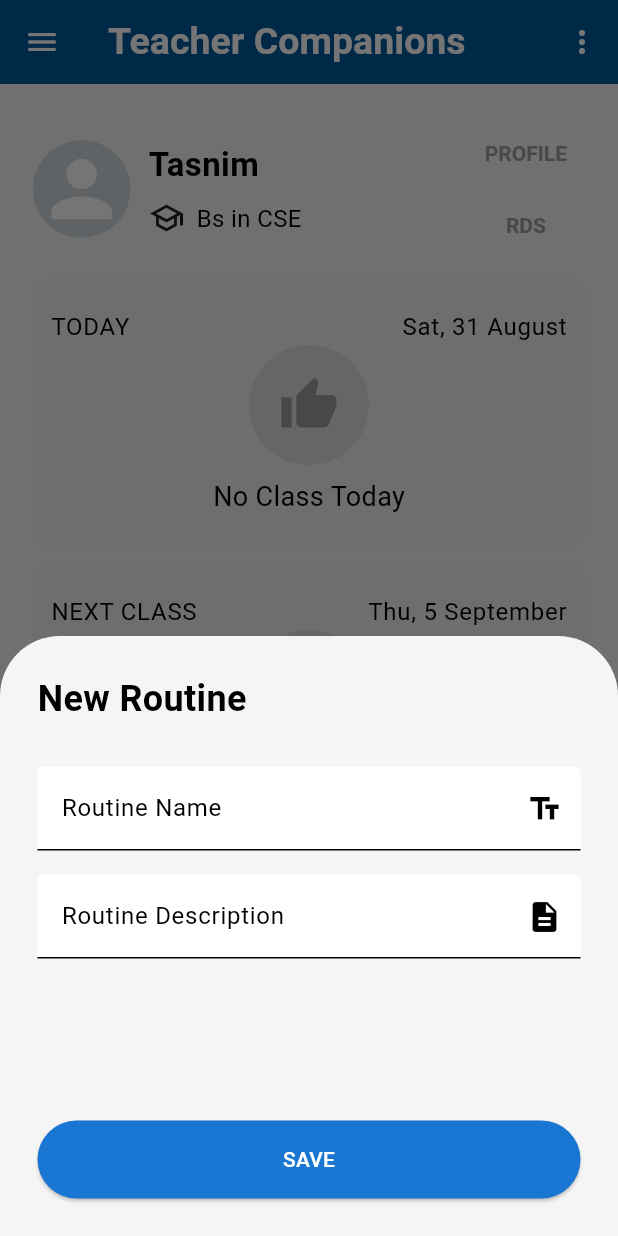
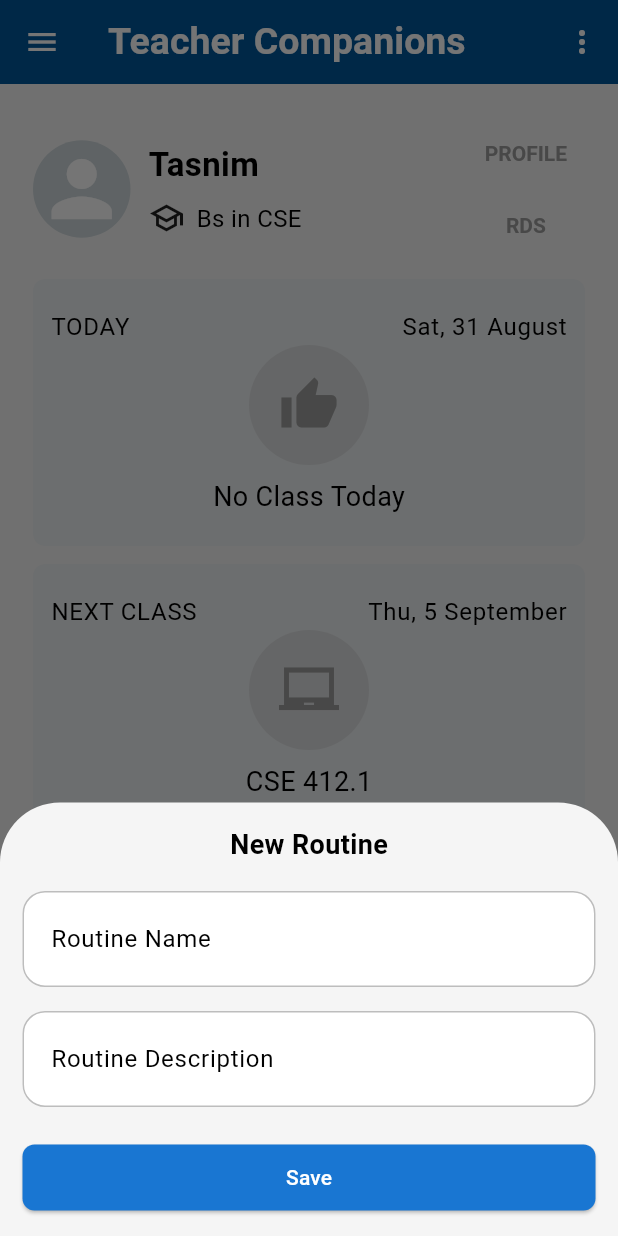
Before and after one commit to TasnimIslamRaisa/Class_Organizer, a Flutter app: the TeacherPanel screen opened directly, in the side drawer, after a tap on "ROUTINES", on a phone screen of 412 x 824 dp. Run offline on Flutter 3.47's test engine with Material 3 defaults, Android fonts, the phone set to English and light mode, and no system bars; our stand-ins replace avatar_glow, connectivity_plus, dropdown_search, file_picker, firebase_auth, firebase_core and 14 more; accounts and stored records are empty; project files that could hold a hidden picture were left out.

Commit message:
added by rafi

```diff
--- a/class_organizer/lib/teacher/panel/t_drawer_Widget.dart
+++ b/class_organizer/lib/teacher/panel/t_drawer_Widget.dart
@@ -1,8 +1,8 @@
 import 'dart:convert';
-
 import 'package:flutter/material.dart';
 import 'package:shared_preferences/shared_preferences.dart';
 
+import '../../models/user.dart';
 import '../../preference/logout.dart';
 import '../../ui/screens/auth/SignInScreen.dart';
 import '../../ui/screens/students_screen/settings_screen.dart';
@@ -17,28 +17,43 @@ class t_DrawerWidget extends StatefulWidget {
 }
 
 class _DrawerWidgetState extends State<t_DrawerWidget> {
-  String? userName;
-  String? userPhone;
-  String? userEmail;
+  String _userName = 'Rafi';
+  String? _userPhone = '+008 1800-445566';
+  String? _userEmail = 'r@gmail.com';
+
+  User? _user;
+  User? _user_data;
 
   @override
   void initState() {
     super.initState();
+    _loadUserName();
     _loadUserData();
   }
 
-  Future<void> _loadUserData() async {
+  Future<void> _loadUserName() async {
     final SharedPreferences prefs = await SharedPreferences.getInstance();
-    String? userDataString = prefs.getString('user_logged_in');
+    String? savedUserData = prefs.getString('user_logged_in');
 
-    if (userDataString != null) {
-      Map<String, dynamic> userData = jsonDecode(userDataString);
+    if (savedUserData != null) {
+      Map<String, dynamic> userData = jsonDecode(savedUserData);
       setState(() {
-        userName = userData['uname'];
-        userPhone = userData['phone'];
-        userEmail = userData['email'];
+        _userName = userData['uname'] ?? 'Rafi';
+        _userPhone = userData['phone'] ?? '+008 1800-445566';
+        _userEmail = userData['email'] ?? 'r@gmail.com';
       });
     }
+  }
+
+  Future<void> _loadUserData() async {
+    Logout logout = Logout();
+    User? user = await logout.getUserDetails(key: 'user_data');
+    Map<String, dynamic>? userMap = await logout.getUser(key: 'user_logged_in');
+    User user_data = User.fromMap(userMap!);
+    setState(() {
+      _user = user;
+      _user_data = user_data;
+    });
   }
 
   @override
@@ -47,19 +62,52 @@ class _DrawerWidgetState extends State<t_DrawerWidget> {
       child: ListView(
         padding: EdgeInsets.zero,
         children: <Widget>[
-          const UserAccountsDrawerHeader(
-            accountName: Text('s m rafi'),
-            accountEmail: Text('rafi@gmail.com'),
-            currentAccountPicture: CircleAvatar(
-              backgroundColor: Colors.white,
-              child: Icon(
-                Icons.person,
-                size: 50.0,
-                color: Colors.blue,
+          // Extended DrawerHeader
+          DrawerHeader(
+            decoration: const BoxDecoration(
+              color: Color(0xFF246481), // Using color from your previous designs
+            ),
+            child: Column(
+              mainAxisAlignment: MainAxisAlignment.center,
+              children: [
+                const Icon(
+                  Icons.person_pin_circle_sharp,
+                  size: 60,
+                  color: Colors.white,
+                ),
+                const SizedBox(height: 12),
+                Text(
+                  _userName,
+                  style: const TextStyle(
+                    color: Colors.white,
+                    fontSize: 16,
+                    fontWeight: FontWeight.bold,
                   ),
                 ),
-            decoration: BoxDecoration(
-              color: Color(0xFF01579B),
+                const SizedBox(height: 4),
+                Row(
+                  mainAxisAlignment: MainAxisAlignment.center,
+                  children: [
+                    const Icon(Icons.phone, size: 14, color: Colors.white),
+                    Text(
+                      _userPhone ?? '',
+                      style: const TextStyle(
+                        color: Colors.white70,
+                        fontSize: 14,
+                      ),
+                    ),
+                    const SizedBox(width: 15),
+                    const Icon(Icons.email_outlined, size: 14, color: Colors.white),
+                    Text(
+                      _userEmail ?? '',
+                      style: const TextStyle(
+                        color: Colors.white70,
+                        fontSize: 14,
+                      ),
+                    ),
+                  ],
+                ),
+              ],
             ),
           ),
           ListTile(
@@ -96,7 +144,7 @@ class _DrawerWidgetState extends State<t_DrawerWidget> {
             title: const Text('ROUTINES'),
             onTap: () {
               Navigator.pop(context);
-              _showRoutineForm(context); // Open Routine form
+              _showRoutineForm(context);
             },
           ),
           ListTile(
@@ -104,7 +152,7 @@ class _DrawerWidgetState extends State<t_DrawerWidget> {
             title: const Text('SESSION'),
             onTap: () {
               Navigator.pop(context);
-              _showSessionForm(context); // Open Session form
+              _showSessionForm(context);
             },
           ),
           ListTile(
@@ -112,7 +160,7 @@ class _DrawerWidgetState extends State<t_DrawerWidget> {
             title: const Text('DEPARTMENT'),
             onTap: () {
               Navigator.pop(context);
-              _showDepartmentForm(context); // Open Department form
+              _showDepartmentForm(context);
             },
           ),
           ListTile(
@@ -120,7 +168,7 @@ class _DrawerWidgetState extends State<t_DrawerWidget> {
             title: const Text('SCHEDULES'),
             onTap: () {
               Navigator.pop(context);
-              _showScheduleForm(context); // Open Schedule form
+              _showScheduleForm(context);
             },
           ),
           ListTile(
@@ -156,11 +204,7 @@ class _DrawerWidgetState extends State<t_DrawerWidget> {
             title: const Text('S E T T I N G S'),
             onTap: () {
               Navigator.pop(context);
-              Navigator.push(
-                context,
-                MaterialPageRoute(builder: (context)=>const SettingScreen()),
-
-              );
+              Navigator.push(context, MaterialPageRoute(builder: (context) => const SettingScreen()));
             },
           ),
           ListTile(
@@ -173,8 +217,8 @@ class _DrawerWidgetState extends State<t_DrawerWidget> {
               Navigator.pop(context);
               Navigator.pushAndRemoveUntil(
                 context,
-                  MaterialPageRoute(builder: (context)=>const SignInScreen()),
-                      (route)=>false
+                MaterialPageRoute(builder: (context) => const SignInScreen()),
+                    (route) => false,
               );
             },
           ),
@@ -182,7 +226,6 @@ class _DrawerWidgetState extends State<t_DrawerWidget> {
       ),
     );
   }
-
 // Function to show the Routine Form
   void _showRoutineForm(BuildContext context) {
     showModalBottomSheet(
@@ -195,8 +238,8 @@ class _DrawerWidgetState extends State<t_DrawerWidget> {
           context,
           'New Routine',
           [
-            _buildTextField('Routine Name', Icons.text_fields),
-            _buildTextField('Routine Description', Icons.description),
+            _buildTextField('Routine Name'),
+            _buildTextField('Routine Description'),
           ],
         );
       },
@@ -215,11 +258,11 @@ class _DrawerWidgetState extends State<t_DrawerWidget> {
           context,
           'Create Session',
           [
-            _buildTextField('Start Month (1,2,3...12)', Icons.calendar_today),
-            _buildTextField('Start Year (2023, 2024...)', Icons.event),
-            _buildTextField('Session Name', Icons.text_fields),
-            _buildTextField('End Month (1,2,3...12)', Icons.calendar_today),
-            _buildTextField('End Year (2023, 2024...)', Icons.event),
+            _buildTextField('Start Month (1,2,3...12)'),
+            _buildTextField('Start Year (2023, 2024...)'),
+            _buildTextField('Session Name'),
+            _buildTextField('End Month (1,2,3...12)'),
+            _buildTextField('End Year (2023, 2024...)'),
           ],
         );
       },
@@ -238,10 +281,10 @@ class _DrawerWidgetState extends State<t_DrawerWidget> {
           context,
           'Create Department',
           [
-            _buildTextField('ID', Icons.numbers),
-            _buildTextField('Department Name', Icons.business),
-            _buildTextField('Location', Icons.location_city),
-            _buildTextField('Phone', Icons.phone),
+            _buildTextField('ID'),
+            _buildTextField('Department Name'),
+            _buildTextField('Location'),
+            _buildTextField('Phone'),
           ],
         );
       },
@@ -260,109 +303,72 @@ class _DrawerWidgetState extends State<t_DrawerWidget> {
           context,
           'New Schedule',
           [
-            _buildTextField('Course Title', Icons.book),
-            _buildTextField('Course Code', Icons.code),
-            _buildTextField('Section', Icons.group),
-            _buildTextField('Room Name', Icons.room),
-            _buildDropdownField('Select Day', Icons.calendar_today, [
-              'Monday',
-              'Tuesday',
-              'Wednesday',
-              'Thursday',
-              'Friday',
-              'Saturday',
-              'Sunday',
-            ]),
-            // Wrap Start and End Time in a Row to display them horizontally
-            Row(
-              children: [
-                Expanded(
-                  child: _buildTextField('Start Time', Icons.access_time),
-                ),
-                const SizedBox(width: 10), // Spacing between fields
-                Expanded(
-                  child: _buildTextField('End Time', Icons.access_time),
-                ),
-              ],
-            ),
+            _buildTextField('Course Title'),
+            _buildTextField('Course Code'),
+            _buildTextField('Instructor'),
           ],
         );
       },
     );
   }
 
-  // Helper function to build text fields
-  Widget _buildTextField(String labelText, IconData icon) {
+// Helper function to build a form with text fields
+  Widget _buildForm(BuildContext context, String title, List<Widget> fields) {
     return Padding(
-      padding: const EdgeInsets.symmetric(vertical: 8.0),
-      child: TextField(
-        decoration: InputDecoration(
-          border: const UnderlineInputBorder(),
-          labelText: labelText,
-          suffixIcon: Icon(icon),
-        ),
-      ),
-    );
-  }
-
-  // Helper function to build dropdown fields
-  Widget _buildDropdownField(String labelText, IconData icon, List<String> items) {
-    String selectedItem = items[0]; // default selected item
-
-    return Padding(
-      padding: const EdgeInsets.symmetric(vertical: 8.0),
-      child: DropdownButtonFormField<String>(
-        decoration: InputDecoration(
-          labelText: labelText,
-          suffixIcon: Icon(icon),
-          border: const UnderlineInputBorder(),
-        ),
-        value: selectedItem,
-        onChanged: (String? newValue) {
-          selectedItem = newValue!;
-        },
-        items: items.map<DropdownMenuItem<String>>((String value) {
-          return DropdownMenuItem<String>(
-            value: value,
-            child: Text(value),
-          );
-        }).toList(),
-      ),
-    );
-  }
-
-  // Helper function to build the modal form structure
-  Widget _buildForm(BuildContext context, String title, List<Widget> fields) {
-    return Container(
-      padding: const EdgeInsets.all(25.0),
-      height: 400, // Set height for the form
+      padding: const EdgeInsets.all(15.0),
       child: Column(
-        crossAxisAlignment: CrossAxisAlignment.start,
+        mainAxisSize: MainAxisSize.min,
         children: <Widget>[
           Text(
             title,
-            style: const TextStyle(fontSize: 24, fontWeight: FontWeight.bold),
-          ),
-          const SizedBox(height: 20),
-          Expanded(
-            child: ListView(
-              children: fields,
+            style: const TextStyle(
+              fontSize: 18,
+              fontWeight: FontWeight.bold,
             ),
           ),
+          const SizedBox(height: 10),
+          ...fields,
+          const SizedBox(height: 15),
           ElevatedButton(
-            style: ElevatedButton.styleFrom(
-              shape: const RoundedRectangleBorder(
-                borderRadius: BorderRadius.all(Radius.circular(40.0)),
-              ),
-              padding: const EdgeInsets.symmetric(vertical: 16.0),
-            ),
-            child: const Center(child: Text('SAVE')),
-            onPressed: () {
-              Navigator.of(context).pop();
-            },
+            onPressed: () => Navigator.pop(context),
+            child: const Text('Save'),
           ),
         ],
       ),
     );
   }
+
+// Helper function to build a text field without an icon
+  Widget _buildTextField(String label) {
+    return Padding(
+      padding: const EdgeInsets.symmetric(vertical: 8.0), // Increase vertical padding for spacing
+      child: TextField(
+        decoration: InputDecoration(
+          labelText: label,
+          border: OutlineInputBorder(
+            borderRadius: BorderRadius.circular(15.0), // More rounded corners
+            borderSide: BorderSide(
+              color: Colors.grey.shade400, // Light grey border color
+            ),
+          ),
+          enabledBorder: OutlineInputBorder(
+            borderRadius: BorderRadius.circular(15.0),
+            borderSide: BorderSide(
+              color: Colors.grey.shade400, // Apply to enabled state
+            ),
+          ),
+          focusedBorder: OutlineInputBorder(
+            borderRadius: BorderRadius.circular(15.0),
+            borderSide: const BorderSide(
+              color: Colors.blue, // Blue color when the field is focused
+            ),
+          ),
+          contentPadding: const EdgeInsets.symmetric(vertical: 20.0, horizontal: 15.0), // Larger padding inside the field
+        ),
+        style: const TextStyle(fontSize: 16), // Font size adjustment
+      ),
+    );
   }
+
+
+}
```
Also changed, not shown: class_organizer/pubspec.lock. Lines whose indentation alone changed are shown as unchanged.
